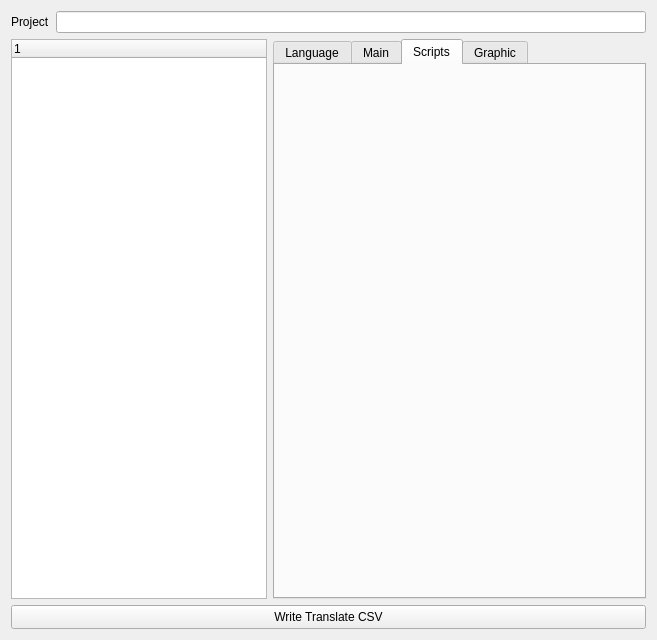
The window that src/ui/WriteModeComponent.ui (MUkoutyan/langscore-app) describes before a commit, drawn with Qt 5.
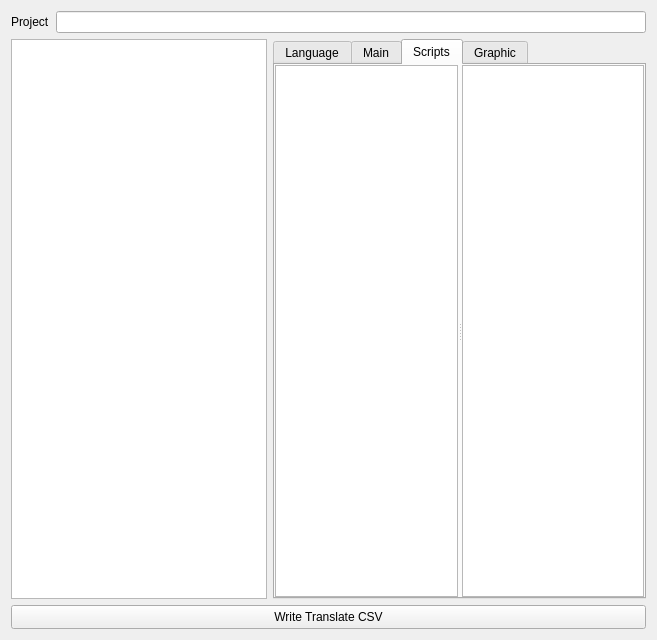
The same window after the commit. The open tabs and pages were chosen to show the change. Custom widgets are drawn as their Qt base class.

Patch:
```diff
--- a/src/ui/WriteModeComponent.ui
+++ b/src/ui/WriteModeComponent.ui
@@ -32,11 +32,28 @@
     <layout class="QHBoxLayout" name="horizontalLayout_2" stretch="0,1">
      <item>
       <widget class="QTreeWidget" name="treeWidget">
+       <property name="alternatingRowColors">
+        <bool>true</bool>
+       </property>
+       <property name="animated">
+        <bool>true</bool>
+       </property>
+       <attribute name="headerVisible">
+        <bool>false</bool>
+       </attribute>
+       <attribute name="headerDefaultSectionSize">
+        <number>30</number>
+       </attribute>
        <column>
         <property name="text">
          <string notr="true">1</string>
         </property>
        </column>
+       <column>
+        <property name="text">
+         <string>2</string>
+        </property>
+       </column>
       </widget>
      </item>
      <item>
@@ -83,6 +100,64 @@
         <attribute name="title">
          <string>Scripts</string>
         </attribute>
+        <layout class="QVBoxLayout" name="verticalLayout_3">
+         <property name="spacing">
+          <number>0</number>
+         </property>
+         <property name="leftMargin">
+          <number>0</number>
+         </property>
+         <property name="topMargin">
+          <number>0</number>
+         </property>
+         <property name="rightMargin">
+          <number>0</number>
+         </property>
+         <property name="bottomMargin">
+          <number>0</number>
+         </property>
+         <item>
+          <widget class="QSplitter" name="splitter">
+           <property name="orientation">
+            <enum>Qt::Horizontal</enum>
+           </property>
+           <widget class="QTableWidget" name="tableWidget_script">
+            <property name="editTriggers">
+             <set>QAbstractItemView::AnyKeyPressed|QAbstractItemView::DoubleClicked|QAbstractItemView::EditKeyPressed</set>
+            </property>
+            <property name="dragDropOverwriteMode">
+             <bool>false</bool>
+            </property>
+            <property name="alternatingRowColors">
+             <bool>true</bool>
+            </property>
+            <property name="selectionBehavior">
+             <enum>QAbstractItemView::SelectRows</enum>
+            </property>
+            <property name="verticalScrollMode">
+             <enum>QAbstractItemView::ScrollPerPixel</enum>
+            </property>
+            <property name="horizontalScrollMode">
+             <enum>QAbstractItemView::ScrollPerPixel</enum>
+            </property>
+            <attribute name="horizontalHeaderCascadingSectionResizes">
+             <bool>true</bool>
+            </attribute>
+            <attribute name="horizontalHeaderStretchLastSection">
+             <bool>true</bool>
+            </attribute>
+            <attribute name="verticalHeaderCascadingSectionResizes">
+             <bool>true</bool>
+            </attribute>
+           </widget>
+           <widget class="ScriptViewer" name="scriptViewer">
+            <property name="textInteractionFlags">
+             <set>Qt::TextSelectableByKeyboard|Qt::TextSelectableByMouse</set>
+            </property>
+           </widget>
+          </widget>
+         </item>
+        </layout>
        </widget>
        <widget class="QWidget" name="tab_3">
         <attribute name="title">
@@ -114,6 +189,13 @@
    </item>
   </layout>
  </widget>
+ <customwidgets>
+  <customwidget>
+   <class>ScriptViewer</class>
+   <extends>QTextEdit</extends>
+   <header>ScriptViewer.h</header>
+  </customwidget>
+ </customwidgets>
  <resources/>
  <connections/>
 </ui>
```
Left out of the diff: 41 changed lines with no effect on the pictures.
